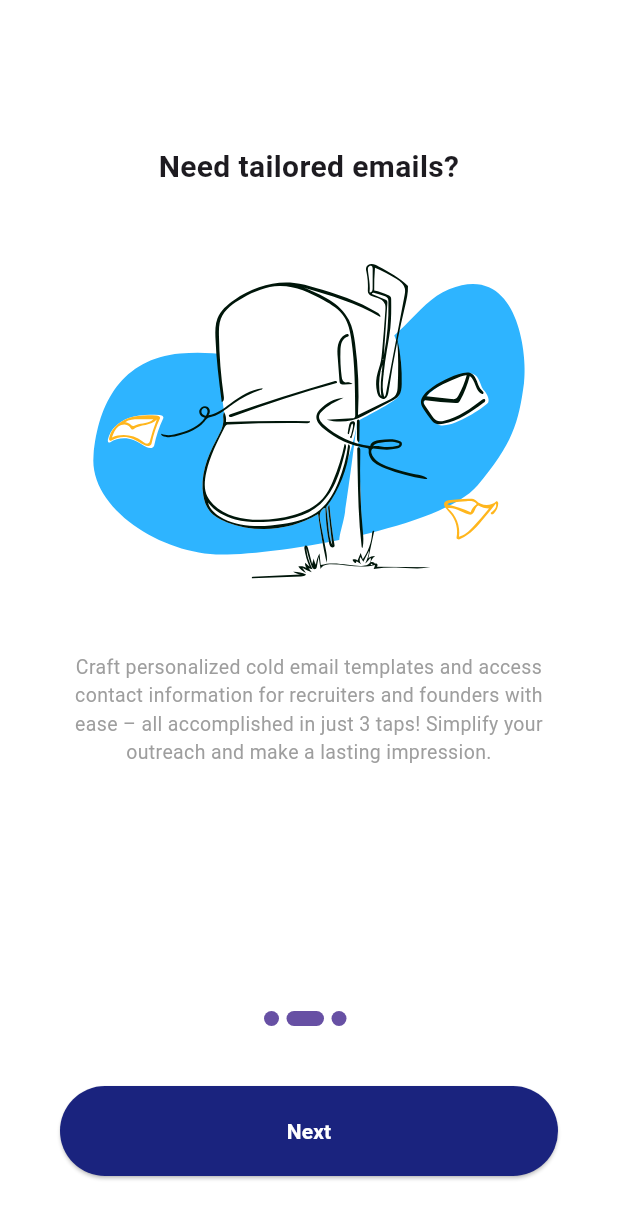
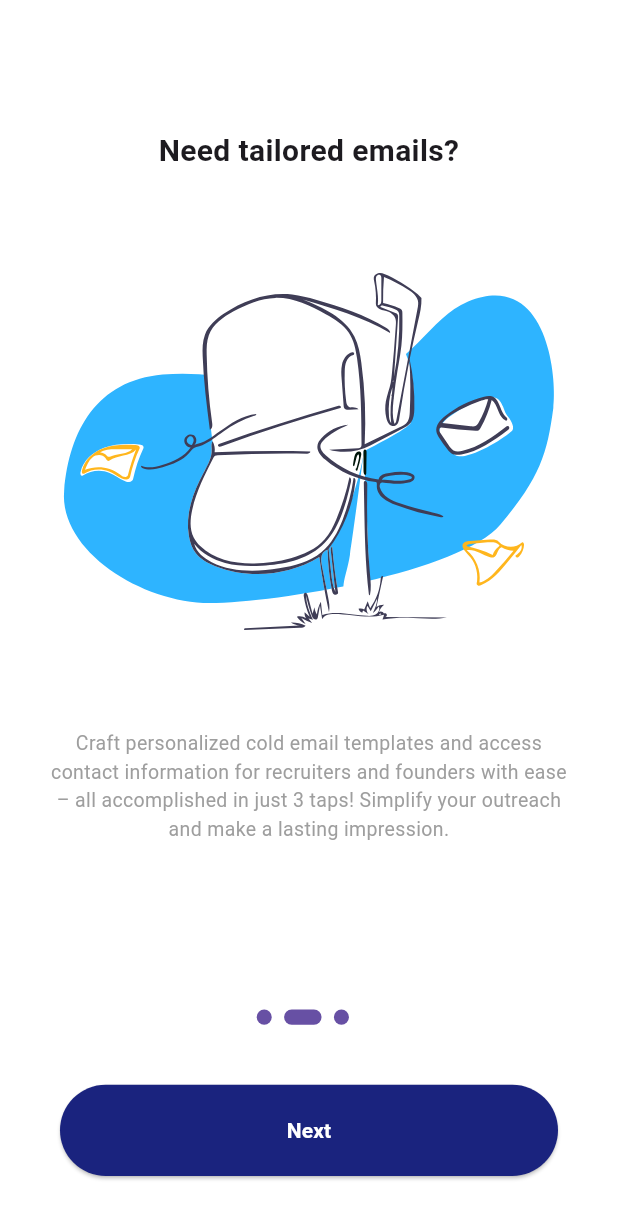
Before and after one commit to Drishtantranjan/ColdMailers, a Flutter app: the screen it shows after launch, after a tap on "Next", on a phone screen of 412 x 824 dp. Shown: the top 1219 px of the screen. Run offline on Flutter 3.47's test engine with Material 3 defaults, Android fonts, the phone set to English and light mode, and no system bars; our stand-ins replace flutter_screenutil, flutter_svg.

Commit message:
login screen & screen util

```diff
--- a/lib/main.dart
+++ b/lib/main.dart
@@ -1,7 +1,8 @@
 import 'package:cold_mailing/onboarding/presentation/views/onboarding_screen.dart';
 import 'package:flutter/material.dart';
+import 'package:flutter_screenutil/flutter_screenutil.dart';
 
-import 'auth/presentation/views/splash_screen.dart';
+
 
 void main() {
   runApp(const MyApp());
@@ -13,13 +14,17 @@
   // This widget is the root of your application.
   @override
   Widget build(BuildContext context) {
-    return MaterialApp(
-      debugShowCheckedModeBanner: false,
-      title: 'Flutter Demo',
-      theme: ThemeData(
+    return ScreenUtilInit(
+      designSize: const Size(375, 812),
+      minTextAdapt: true,
+      child: MaterialApp(
+        debugShowCheckedModeBanner: false,
+        title: 'Flutter Demo',
+        theme: ThemeData(
 
+        ),
+        home:  Onboarding(),
       ),
-      home:  Onboarding(),
     );
   }
 }
--- a/lib/onboarding/presentation/views/onboarding_screen.dart
+++ b/lib/onboarding/presentation/views/onboarding_screen.dart
@@ -1,9 +1,10 @@
-import 'package:cold_mailing/auth/presentation/views/splash_screen.dart';
 import 'package:flutter/material.dart';
 import 'package:flutter/services.dart';
+import 'package:flutter_screenutil/flutter_screenutil.dart';
 import 'package:flutter_svg/flutter_svg.dart';
+
+import '../../../auth/presentation/views/auth_screen.dart';
 import '../../data/onboading_data.dart';
-
 
 class Onboarding extends StatefulWidget {
   @override
@@ -28,25 +29,19 @@
 
   @override
   Widget build(BuildContext context) {
-
-    double screenWidth = MediaQuery.of(context).size.width;
-    double paddingValue = screenWidth*0.1;
-
     return Scaffold(
       backgroundColor: Colors.white,
       appBar: AppBar(
         automaticallyImplyLeading: false,
         backgroundColor: Colors.transparent,
         systemOverlayStyle: SystemUiOverlayStyle(
-          // Status bar color
           statusBarColor: Colors.white,
-
-          // Status bar brightness (optional)
-          statusBarIconBrightness: Brightness.dark, // For Android (dark icons)
-          statusBarBrightness: Brightness.light, // For iOS (dark icons)
+          statusBarIconBrightness: Brightness.dark,
+          statusBarBrightness: Brightness.light,
         ),
       ),
-      body: Column(
+      body: SafeArea(
+        child: Column(
           children: [
             Expanded(
               child: PageView.builder(
@@ -59,7 +54,7 @@
                 },
                 itemBuilder: (_, i) {
                   return Padding(
-                  padding: EdgeInsets.all(paddingValue),
+                    padding: EdgeInsets.all(30.sp),
                     child: Column(
                       children: [
                         Center(
@@ -69,17 +64,14 @@
                               fontSize: 20,
                               fontWeight: FontWeight.bold,
                             ),
-                          textAlign: TextAlign.center, // Align the text to the center horizontally
+                            textAlign: TextAlign.center,
                           ),
                         ),
-
                         SvgPicture.asset(
                           contents[i].image,
-                        height: MediaQuery.of(context).size.width*0.75,
-                        width: MediaQuery.of(context).size.height*0.75,
+                          height: 0.90.sw,
+                          width: 0.90.sh,
                         ),
-
-                      // SizedBox(height: MediaQuery.of(context).size.height*0.0001),
                         Text(
                           contents[i].description,
                           textAlign: TextAlign.center,
@@ -87,7 +79,7 @@
                             fontSize: 13,
                             color: Colors.grey,
                           ),
-                      )
+                        ),
                       ],
                     ),
                   );
@@ -104,19 +96,20 @@
               ),
             ),
             Container(
-            height: 60,
+              height: 60.h,
               margin: EdgeInsets.all(40),
               width: double.infinity,
-            child:ElevatedButton(
+              child: ElevatedButton(
                 style: ButtonStyle(
-                backgroundColor: MaterialStateProperty.all(Colors.indigo[900]),
+                  backgroundColor:
+                  MaterialStateProperty.all(Colors.indigo[900]),
                 ),
                 onPressed: () {
                   if (currentIndex == contents.length - 1) {
                     Navigator.pushReplacement(
                       context,
                       MaterialPageRoute(
-                      builder: (_) => SplashScreen(),
+                        builder: (_) => AuthScreen(),
                       ),
                     );
                   }
@@ -129,22 +122,22 @@
                   currentIndex == contents.length - 1 ? "Continue" : "Next",
                   style: TextStyle(
                     fontWeight: FontWeight.bold,
-                  color: Colors.white
+                    color: Colors.white,
                   ),
                 ),
               ),
-
-          )
+            ),
           ],
+        ),
       ),
     );
   }
 
   Container buildDot(int index, BuildContext context) {
     return Container(
-      height: 10,
+      height: 10.h,
       width: currentIndex == index ? 25 : 10,
-      margin: EdgeInsets.only(right: 5),
+      margin: EdgeInsets.only(right: 0.02.sw),
       decoration: BoxDecoration(
         borderRadius: BorderRadius.circular(20),
         color: Theme.of(context).primaryColor,
--- a/pubspec.yaml
+++ b/pubspec.yaml
@@ -31,7 +31,7 @@
   flutter:
     sdk: flutter
   flutter_svg: ^2.0.9
-
+  flutter_screenutil: ^5.9.0
 
   # The following adds the Cupertino Icons font to your application.
   # Use with the CupertinoIcons class for iOS style icons.
```
Also changed, not shown: assets/colors/colors.dart (added, +12 -0 lines), lib/auth/presentation/views/auth_screen.dart (+31 -0 lines), lib/auth/presentation/views/splash_screen.dart (deleted, +0 -16 lines), assets/icons/auth/Login.png (added), assets/icons/auth/facebook.png (added), assets/icons/auth/ic_login.svg (added), assets/icons/auth/linkedin.png (added), assets/icons/onboarding/ic_onboarding1.svg, assets/icons/onboarding/ic_onboarding2.svg, pubspec.lock. Lines whose indentation alone changed are shown as unchanged.
